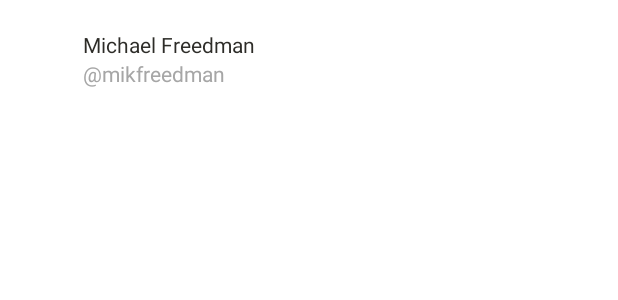
After one commit to pivotal-sydney/racquet-android, an Android app: the layout view_filtered_player.xml on its own in the app's theme, with its tools: preview values and no code run, on a phone screen of 412 x 824 dp. The commit adds this screen. Shown: the top 300 px of the screen. Run offline under Robolectric (Android 15) with nearby library versions, the light colour scheme and no system bars.

Commit message:
Inputting winner and losers in the record match view now auto populates with users from the club [#113715071]

```diff
--- a/app/src/main/java/io/pivotal/racquetandroid/ApplicationComponent.java
+++ b/app/src/main/java/io/pivotal/racquetandroid/ApplicationComponent.java
@@ -4,6 +4,7 @@ import javax.inject.Singleton;
 
 import dagger.Component;
 import io.pivotal.racquetandroid.activity.ClubActivity;
+import io.pivotal.racquetandroid.adapter.FilteredPlayerAdapter;
 import io.pivotal.racquetandroid.adapter.LeaderboardAdapter;
 import io.pivotal.racquetandroid.fragment.ClubsFragment;
 import io.pivotal.racquetandroid.fragment.FeedFragment;
@@ -21,4 +22,5 @@ public interface ApplicationComponent {
     void inject(ClubActivity clubActivity);
     void inject(LeaderboardAdapter leaderboardAdapter);
     void inject(LeaderboardFragment leaderboardFragment);
+    void inject(FilteredPlayerAdapter filteredPlayerAdapter);
 }
--- /dev/null
+++ b/app/src/main/res/layout/view_filtered_player.xml
@@ -0,0 +1,32 @@
+<?xml version="1.0" encoding="utf-8"?>
+<RelativeLayout xmlns:android="http://schemas.android.com/apk/res/android"
+    xmlns:tools="http://schemas.android.com/tools"
+    android:layout_width="match_parent"
+    android:layout_height="match_parent"
+    android:background="@android:color/white"
+    android:padding="@dimen/padding_width">
+
+    <ImageView
+        android:layout_centerVertical="true"
+        android:id="@+id/profile"
+        android:layout_width="25dp"
+        android:layout_height="25dp"
+        android:layout_marginRight="10dp"/>
+
+    <TextView
+        android:id="@+id/name"
+        android:layout_width="match_parent"
+        android:layout_height="wrap_content"
+        android:layout_toRightOf="@id/profile"
+        android:textColor="@color/black_text"
+        tools:text="Michael Freedman" />
+
+    <TextView
+        android:id="@+id/twitter_handle"
+        android:layout_width="match_parent"
+        android:layout_height="wrap_content"
+        android:layout_below="@+id/name"
+        android:layout_toRightOf="@id/profile"
+        android:textColor="@color/grey_text"
+        tools:text="\@mikfreedman" />
+</RelativeLayout>
--- a/app/src/main/res/layout/view_record_match.xml
+++ b/app/src/main/res/layout/view_record_match.xml
@@ -37,7 +37,7 @@
                 android:text="@string/record_match"
                 android:textColor="@color/black" />
 
-            <EditText
+            <AutoCompleteTextView
                 android:id="@+id/winner"
                 android:layout_width="match_parent"
                 android:layout_height="wrap_content"
@@ -56,7 +56,7 @@
                 android:text="@string/defeated"
                 android:textColor="@color/green" />
 
-            <EditText
+            <AutoCompleteTextView
                 android:id="@+id/loser"
                 android:layout_width="match_parent"
                 android:layout_height="wrap_content"
--- a/app/src/main/res/values/strings.xml
+++ b/app/src/main/res/values/strings.xml
@@ -15,4 +15,5 @@
     <string name="points">%1$d pts</string>
     <string name="minor_leagues">Minor Leagues</string>
     <string name="minor_description">Where all the boys and girls play</string>
+    <string name="twitter_handle">\@%1$s</string>
 </resources>
```
Also changed, not shown: app/src/main/java/io/pivotal/racquetandroid/activity/ClubActivity.java (+59 -19 lines), app/src/main/java/io/pivotal/racquetandroid/adapter/FilteredPlayerAdapter.java (added, +99 -0 lines), app/src/main/java/io/pivotal/racquetandroid/event/FetchedMatchesEvent.java (added, +17 -0 lines), app/src/main/java/io/pivotal/racquetandroid/fragment/FeedFragment.java (+16 -15 lines), app/src/main/java/io/pivotal/racquetandroid/model/response/Player.java (+10 -0 lines), app/src/main/java/io/pivotal/racquetandroid/view/RecordMatchView.java (+64 -9 lines), 6 other files.
